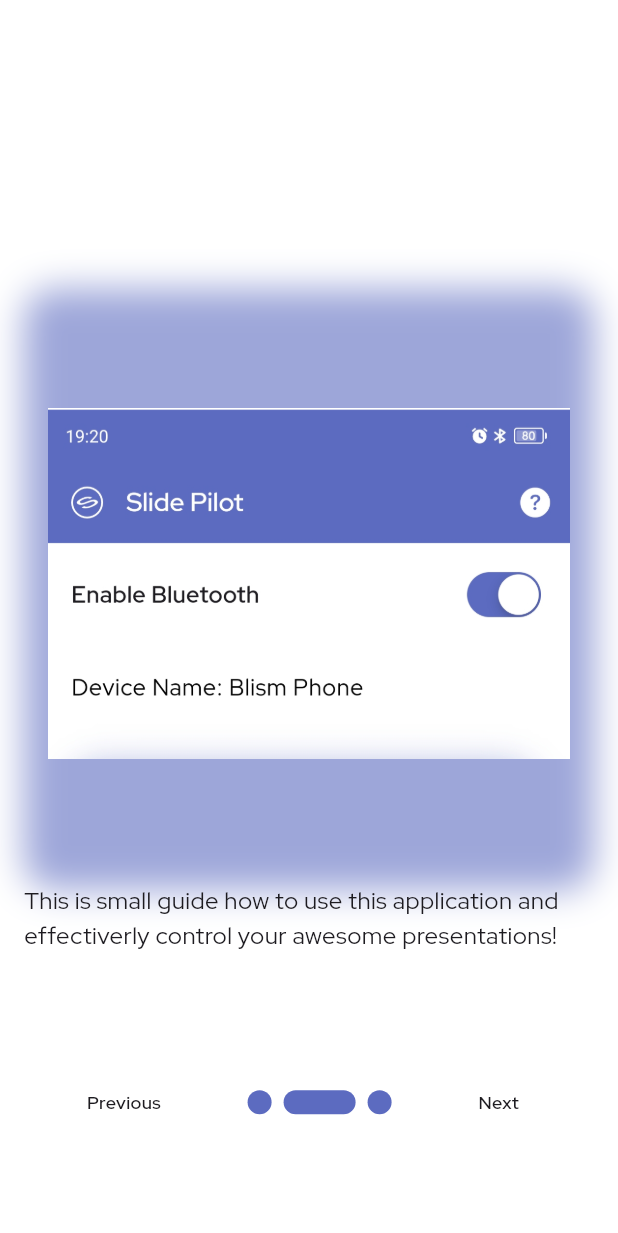
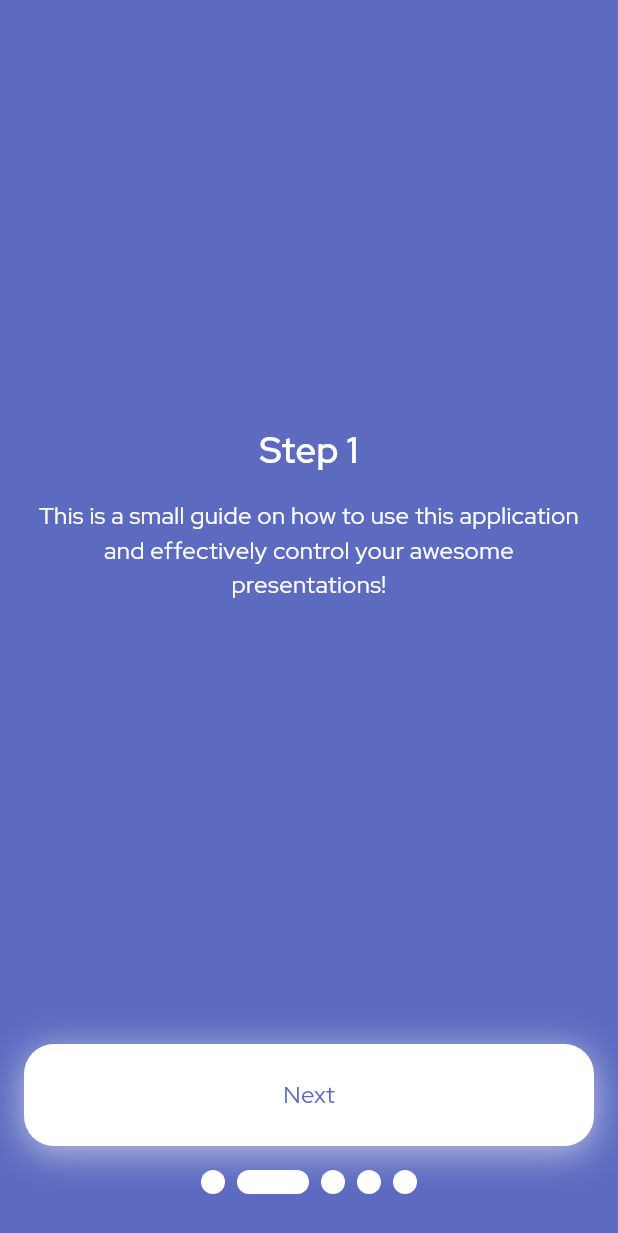
Before and after one commit to devleloper/slide_pilot_client, a Flutter app: the screen it shows after launch, after a tap on "Next", on a phone screen of 412 x 824 dp. Shown: the top 1233 px of the screen. Run offline on Flutter 3.47's test engine with Material 3 defaults, Android fonts, the phone set to English and light mode, and no system bars; drawn by our look-alikes of smooth_page_indicator; our stand-ins replace firebase_core, flutter_bluetooth_serial, flutter_svg, google_fonts, permission_handler, sensors_plus and 1 more; missing offline and left inert: control_pad_plus, tutorial_coach_mark; accounts and stored records are empty.

Commit message:
Added features and onboarding screen

```diff
--- a/lib/features/home/feature/home_screen.dart
+++ b/lib/features/home/feature/home_screen.dart
@@ -5,6 +5,7 @@
 import 'package:flutter_svg/svg.dart';
 import 'package:google_fonts/google_fonts.dart';
 import 'package:shared_preferences/shared_preferences.dart';
+import 'package:slide_pilot_client/theme/theme.dart';
 import 'package:tutorial_coach_mark/tutorial_coach_mark.dart';
 import '../../../widgets/components/custom_text_button.dart';
 import '../../../widgets/widgets.dart';
@@ -170,6 +171,9 @@
             visible: _bluetoothState.isEnabled,
             child: ListTile(
               title: CustomTextButton(
+                buttonShadow: AppPresets().neonShadow,
+                textColor: Colors.white,
+                buttonColor: Theme.of(context).primaryColor,
                 onTap: _bluetoothState.isEnabled
                     ? () async {
                         final BluetoothDevice? selectedDevice =
@@ -195,6 +199,9 @@
             visible: _bluetoothState.isEnabled,
             child: ListTile(
               title: CustomTextButton(
+                buttonShadow: AppPresets().neonShadow,
+                textColor: Colors.white,
+                buttonColor: Theme.of(context).primaryColor,
                 onTap: _bluetoothState.isEnabled
                     ? () async {
                         final BluetoothDevice? selectedDevice =
--- a/lib/features/onboarding/feature/onboarding_screen.dart
+++ b/lib/features/onboarding/feature/onboarding_screen.dart
@@ -1,12 +1,15 @@
 import 'package:flutter/material.dart';
-import 'package:google_fonts/google_fonts.dart';
+
+import 'package:shared_preferences/shared_preferences.dart';
+import 'package:slide_pilot_client/features/onboarding/intro_pages/intro_page_3.dart';
+import 'package:slide_pilot_client/features/onboarding/intro_pages/intro_page_4.dart';
 import 'package:slide_pilot_client/theme/theme.dart';
+import 'package:smooth_page_indicator/smooth_page_indicator.dart';
+import '../../../widgets/components/custom_text_button.dart';
 import '../../home/home.dart';
 import '../intro_pages/intro_page_1.dart';
 import '../intro_pages/intro_page_2.dart';
-import '../intro_pages/intro_page_3.dart';
-
-import 'package:smooth_page_indicator/smooth_page_indicator.dart';
+import '../intro_pages/intro_page_5.dart';
 
 class OnboardingScreen extends StatefulWidget {
   const OnboardingScreen({super.key});
@@ -20,15 +23,40 @@
   bool onLastPage = false;
 
   @override
+  void initState() {
+    super.initState();
+    _checkIfSeen();
+  }
+
+  Future<void> _checkIfSeen() async {
+    SharedPreferences prefs = await SharedPreferences.getInstance();
+    bool seen = prefs.getBool('seen') ?? false;
+
+    if (seen) {
+      _navigateToHome();
+    } else {
+      prefs.setBool('seen', true);
+    }
+  }
+
+  void _navigateToHome() {
+    Navigator.pushReplacement(
+      context,
+      MaterialPageRoute(builder: (context) => const HomePage()),
+    );
+  }
+
+  @override
   Widget build(BuildContext context) {
     ThemeData theme = Theme.of(context);
-    return Scaffold(
+    return SafeArea(
+      child: Scaffold(
         body: Stack(
           children: [
             PageView(
               onPageChanged: (index) {
                 setState(() {
-                onLastPage = (index == 2);
+                  onLastPage = (index == 4);
                 });
               },
               controller: _controller,
@@ -36,72 +64,46 @@
                 IntroPage1(),
                 IntroPage2(),
                 IntroPage3(),
+                IntroPage4(),
+                IntroPage5(),
               ],
             ),
-          Container(
-            alignment: const Alignment(0, 0.8),
-            child: Row(
-              mainAxisAlignment: MainAxisAlignment.spaceEvenly,
+          ],
+        ),
+        bottomNavigationBar: BottomAppBar(
+          height: 140,
+          color: theme.primaryColor,
+          child: Column(
             children: [
-                GestureDetector(
-                  onTap: () {
-                    _controller.previousPage(
-                      duration: const Duration(milliseconds: 500),
-                      curve: Curves.easeInOut,
-                    );
-                  },
-                  child: Text(
-                    'Previous',
-                    style: GoogleFonts.redHatDisplay(
-                      fontSize: 12,
-                      fontWeight: FontWeight.w600,
-                    ),
-                  ),
-                ),
-                SmoothPageIndicator(
-                  effect: ExpandingDotsEffect(
-                      spacing: 8.0,
-                      dotColor: theme.primaryColor,
-                      activeDotColor: theme.primaryColor),
-                  controller: _controller,
-                  count: 3,
-                ),
-                onLastPage
-                    ? GestureDetector(
-                        onTap: () {
-                          Navigator.push(
-                              context,
-                              MaterialPageRoute(
-                                builder: (context) => const HomePage(),
-                              ));
-                        },
-                        child: Text(
-                          'Done   ',
-                          style: GoogleFonts.redHatDisplay(
-                            fontSize: 12,
-                            fontWeight: FontWeight.w600,
-                          ),
-                        ),
-                      )
-                    : GestureDetector(
-                        onTap: () {
+              CustomTextButton(
+                title: onLastPage ? 'Done' : 'Next',
+                onTap: onLastPage
+                    ? () {
+                        _navigateToHome();
+                      }
+                    : () {
                         _controller.nextPage(
                           duration: const Duration(milliseconds: 500),
                           curve: Curves.easeInOut,
                         );
                       },
-                        child: Text(
-                          'Next   ',
-                          style: GoogleFonts.redHatDisplay(
-                            fontSize: 12,
-                            fontWeight: FontWeight.w600,
+                buttonShadow: AppPresets().whiteShadow,
+                buttonColor: Colors.white,
+                textColor: theme.primaryColor,
               ),
+              const SizedBox(height: 16),
+              SmoothPageIndicator(
+                effect: const ExpandingDotsEffect(
+                  spacing: 8.0,
+                  dotColor: Colors.white,
+                  activeDotColor: Colors.white,
                 ),
+                controller: _controller,
+                count: 5,
               ),
             ],
           ),
-          )
-        ],
+        ),
       ),
     );
   }
--- a/lib/features/onboarding/intro_pages/intro_page_1.dart
+++ b/lib/features/onboarding/intro_pages/intro_page_1.dart
@@ -1,8 +1,9 @@
+import 'package:flutter/cupertino.dart';
 import 'package:flutter/material.dart';
 import 'package:flutter_svg/svg.dart';
 import 'package:google_fonts/google_fonts.dart';
-import 'package:lottie/lottie.dart';
 import 'package:slide_pilot_client/theme/theme.dart';
+import 'package:slide_pilot_client/widgets/components/custom_text_button.dart';
 
 class IntroPage1 extends StatelessWidget {
   const IntroPage1({super.key});
@@ -12,40 +13,161 @@
     ThemeData theme = Theme.of(context);
     return Container(
       padding: const EdgeInsets.all(16),
-      color: Colors.white,
-      child: Center(
+      color: theme.primaryColor,
       child: Column(
-          mainAxisAlignment: MainAxisAlignment.center,
+        mainAxisAlignment: MainAxisAlignment.start,
         children: [
-            Container(
+          const SizedBox(height: 32),
+          SvgPicture.asset(
+            'assets/brand/logo_color.svg',
             height: 100,
             width: 100,
-              decoration: BoxDecoration(
-                shape: BoxShape.circle,
-                boxShadow: [AppPresets().neonShadow],
           ),
-              child: SvgPicture.asset(
-                'assets/brand/logo_color.svg',
-                fit: BoxFit.fill,
+          const SizedBox(height: 32),
+          Text(
+            'Welcome to Slide Pilot!',
+            style: GoogleFonts.redHatDisplay(
+              fontSize: 24,
+              color: Colors.white,
+              fontWeight: FontWeight.w600,
             ),
+            textAlign: TextAlign.center,
           ),
           const SizedBox(height: 16),
           Text(
-              'Welcome to Slide Pilot!',
+            'Slide Pilot is your ultimate tool for managing presentations with ease. In the following steps, you will learn how to:',
             style: GoogleFonts.redHatDisplay(
               fontSize: 16,
+              color: Colors.white,
+            ),
+            textAlign: TextAlign.center,
+          ),
+          const SizedBox(height: 32),
+          Column(
+            mainAxisAlignment: MainAxisAlignment.start,
+            children: [
+              Row(
+                children: [
+                  const Icon(
+                    CupertinoIcons.checkmark_alt_circle,
+                    color: Colors.white,
+                  ),
+                  const SizedBox(width: 16),
+                  Expanded(
+                    child: Text(
+                      'Set up your Android device for seamless connection.',
+                      style: GoogleFonts.redHatDisplay(
+                        fontSize: 12,
                         fontWeight: FontWeight.w600,
+                        color: Colors.white,
                       ),
-            ),
-            const SizedBox(height: 16),
-            Text(
-              'Discover how to effortlessly navigate through slides, highlight key points with the Spotlight feature, and control the cursor with precision. Whether you’re in a boardroom or a classroom, Slide Pilot puts you in command of your presentation, making it a breeze to impress your audience.',
-              style: GoogleFonts.redHatDisplay(
-                fontSize: 16,
                     ),
                   ),
                 ],
               ),
+              const SizedBox(height: 16),
+              Row(
+                children: [
+                  const Icon(
+                    CupertinoIcons.checkmark_alt_circle,
+                    color: Colors.white,
+                  ),
+                  const SizedBox(width: 16),
+                  Expanded(
+                    child: Text(
+                      'Install necessary software on your PC for connectivity.',
+                      style: GoogleFonts.redHatDisplay(
+                        fontSize: 12,
+                        fontWeight: FontWeight.w600,
+                        color: Colors.white,
+                      ),
+                    ),
+                  ),
+                ],
+              ),
+              const SizedBox(height: 16),
+              Row(
+                children: [
+                  const Icon(
+                    CupertinoIcons.checkmark_alt_circle,
+                    color: Colors.white,
+                  ),
+                  const SizedBox(width: 16),
+                  Expanded(
+                    child: Text(
+                      'Effortlessly navigate through slides.',
+                      style: GoogleFonts.redHatDisplay(
+                        fontSize: 12,
+                        fontWeight: FontWeight.w600,
+                        color: Colors.white,
+                      ),
+                    ),
+                  ),
+                ],
+              ),
+              const SizedBox(height: 16),
+              Row(
+                children: [
+                  const Icon(
+                    CupertinoIcons.checkmark_alt_circle,
+                    color: Colors.white,
+                  ),
+                  const SizedBox(width: 16),
+                  Expanded(
+                    child: Text(
+                      'Highlight key points with the Spotlight feature.',
+                      style: GoogleFonts.redHatDisplay(
+                        fontSize: 12,
+                        fontWeight: FontWeight.w600,
+                        color: Colors.white,
+                      ),
+                    ),
+                  ),
+                ],
+              ),
+              const SizedBox(height: 16),
+              Row(
+                children: [
+                  const Icon(
+                    CupertinoIcons.checkmark_alt_circle,
+                    color: Colors.white,
+                  ),
+                  const SizedBox(width: 16),
+                  Expanded(
+                    child: Text(
+                      'Control the cursor with precision.',
+                      style: GoogleFonts.redHatDisplay(
+                        fontSize: 12,
+                        fontWeight: FontWeight.w600,
+                        color: Colors.white,
+                      ),
+                    ),
+                  ),
+                ],
+              ),
+              const SizedBox(height: 16),
+              Row(
+                children: [
+                  const Icon(
+                    CupertinoIcons.checkmark_alt_circle,
+                    color: Colors.white,
+                  ),
+                  const SizedBox(width: 16),
+                  Expanded(
+                    child: Text(
+                      'Impress your audience in any setting.',
+                      style: GoogleFonts.redHatDisplay(
+                        fontSize: 12,
+                        fontWeight: FontWeight.w600,
+                        color: Colors.white,
+                      ),
+                    ),
+                  ),
+                ],
+              ),
+            ],
+          ),
+        ],
       ),
     );
   }
--- a/lib/features/onboarding/intro_pages/intro_page_2.dart
+++ b/lib/features/onboarding/intro_pages/intro_page_2.dart
@@ -10,31 +10,28 @@
     ThemeData theme = Theme.of(context);
     return Container(
       padding: const EdgeInsets.all(16),
-      color: Colors.white,
+      color: theme.primaryColor,
       child: Center(
         child: Column(
           mainAxisAlignment: MainAxisAlignment.center,
           children: [
-            Container(
-              height: 400,
-              width: 400,
-              padding: const EdgeInsets.all(16),
-              decoration: BoxDecoration(
-                borderRadius: BorderRadius.circular(20),
-                boxShadow: [
-                  AppPresets().neonShadow,
-                ],
+            Text(
+              'Step 1',
+              style: GoogleFonts.redHatDisplay(
+                fontSize: 24,
+                color: Colors.white,
+                fontWeight: FontWeight.w600,
               ),
-              child: Image.asset(
-                'assets/guide/1.jpg',
-                fit: BoxFit.contain,
-              ),
+              textAlign: TextAlign.center,
             ),
+            const SizedBox(height: 16),
             Text(
-              'This is small guide how to use this application and effectiverly control your awesome presentations!',
+              'This is a small guide on how to use this application and effectively control your awesome presentations!',
               style: GoogleFonts.redHatDisplay(
                 fontSize: 16,
+                color: Colors.white,
               ),
+              textAlign: TextAlign.center,
             ),
           ],
         ),
--- /dev/null
+++ b/lib/features/onboarding/intro_pages/intro_page_4.dart
@@ -0,0 +1,41 @@
+import 'package:flutter/material.dart';
+import 'package:google_fonts/google_fonts.dart';
+import 'package:slide_pilot_client/theme/theme.dart';
+
+class IntroPage4 extends StatelessWidget {
+  const IntroPage4({super.key});
+
+  @override
+  Widget build(BuildContext context) {
+    ThemeData theme = Theme.of(context);
+    return Container(
+      padding: const EdgeInsets.all(16),
+      color: theme.primaryColor,
+      child: Center(
+        child: Column(
+          mainAxisAlignment: MainAxisAlignment.center,
+          children: [
+            Text(
+              'Step 3',
+              style: GoogleFonts.redHatDisplay(
+                fontSize: 24,
+                color: Colors.white,
+                fontWeight: FontWeight.w600,
+              ),
+              textAlign: TextAlign.center,
+            ),
+            const SizedBox(height: 16),
+            Text(
+              'This is a small guide on how to use this application and effectively control your awesome presentations!',
+              style: GoogleFonts.redHatDisplay(
+                fontSize: 16,
+                color: Colors.white,
+              ),
+              textAlign: TextAlign.center,
+            ),
+          ],
+        ),
+      ),
+    );
+  }
+}
--- /dev/null
+++ b/lib/features/onboarding/intro_pages/intro_page_5.dart
@@ -0,0 +1,40 @@
+import 'package:flutter/material.dart';
+import 'package:google_fonts/google_fonts.dart';
+
+class IntroPage5 extends StatelessWidget {
+  const IntroPage5({super.key});
+
+  @override
+  Widget build(BuildContext context) {
+    ThemeData theme = Theme.of(context);
+    return Container(
+      padding: const EdgeInsets.all(16),
+      color: theme.primaryColor,
+      child: Center(
+        child: Column(
+          mainAxisAlignment: MainAxisAlignment.center,
+          children: [
+            Text(
+              'Get Started! 🎉',
+              style: GoogleFonts.redHatDisplay(
+                fontSize: 24,
+                color: Colors.white,
+                fontWeight: FontWeight.w600,
+              ),
+              textAlign: TextAlign.center,
+            ),
+            const SizedBox(height: 16),
+            Text(
+              'You are now ready to start using Slide Pilot and take control of your presentations. Enjoy!',
+              style: GoogleFonts.redHatDisplay(
+                fontSize: 16,
+                color: Colors.white,
+              ),
+              textAlign: TextAlign.center,
+            ),
+          ],
+        ),
+      ),
+    );
+  }
+}
--- a/lib/features/onboarding/onboarding.dart
+++ b/lib/features/onboarding/onboarding.dart
@@ -1,4 +1,4 @@
 export 'feature/onboarding_screen.dart';
 export 'intro_pages/intro_page_1.dart';
 export 'intro_pages/intro_page_2.dart';
-export 'intro_pages/intro_page_3.dart';
+export 'intro_pages/intro_page_5.dart';
--- a/lib/theme/theme.dart
+++ b/lib/theme/theme.dart
@@ -78,6 +78,12 @@
     offset: Offset(0, 4),
   );
 
+  final whiteShadow = const BoxShadow(
+    blurRadius: 20,
+    color: Color.fromRGBO(255, 255, 255, 0.6),
+    offset: Offset(0, 4),
+  );
+
   final defaultShadow = const BoxShadow(
     blurRadius: 20,
     color: Color.fromRGBO(0, 0, 0, 0.5),
--- a/lib/widgets/components/custom_text_button.dart
+++ b/lib/widgets/components/custom_text_button.dart
@@ -6,11 +6,17 @@
 class CustomTextButton extends StatelessWidget {
   final String title;
   final VoidCallback? onTap;
+  final Color textColor;
+  final Color buttonColor;
+  final BoxShadow buttonShadow;
 
   const CustomTextButton({
     Key? key,
     required this.title,
     this.onTap,
+    required this.textColor,
+    required this.buttonColor,
+    required this.buttonShadow,
   }) : super(key: key);
 
   @override
@@ -21,10 +27,10 @@
       width: double.infinity,
       decoration: BoxDecoration(
         borderRadius: BorderRadius.circular(20),
-        boxShadow: [AppPresets().neonShadow],
+        boxShadow: [buttonShadow],
       ),
       child: Material(
-        color: theme.primaryColor,
+        color: buttonColor,
         shape: RoundedRectangleBorder(
           borderRadius: BorderRadius.circular(20),
         ),
@@ -38,7 +44,7 @@
               title,
               style: GoogleFonts.redHatDisplay(
                 fontSize: 16,
-                color: Colors.white,
+                color: textColor,
               ),
             ),
           ),
--- a/pubspec.yaml
+++ b/pubspec.yaml
@@ -38,7 +38,6 @@
   flutter_bluetooth_serial: ^0.4.0
   holding_gesture: ^1.2.0
   sensors: ^2.0.3
-  vibration: ^1.9.0
   control_pad_plus: ^0.1.0
   sensors_plus: ^5.0.1
   permission_handler: ^11.3.1
```
Also changed, not shown: assets/brand/logo_color.svg, pubspec.lock, 1 other file. Lines whose indentation alone changed are shown as unchanged.
